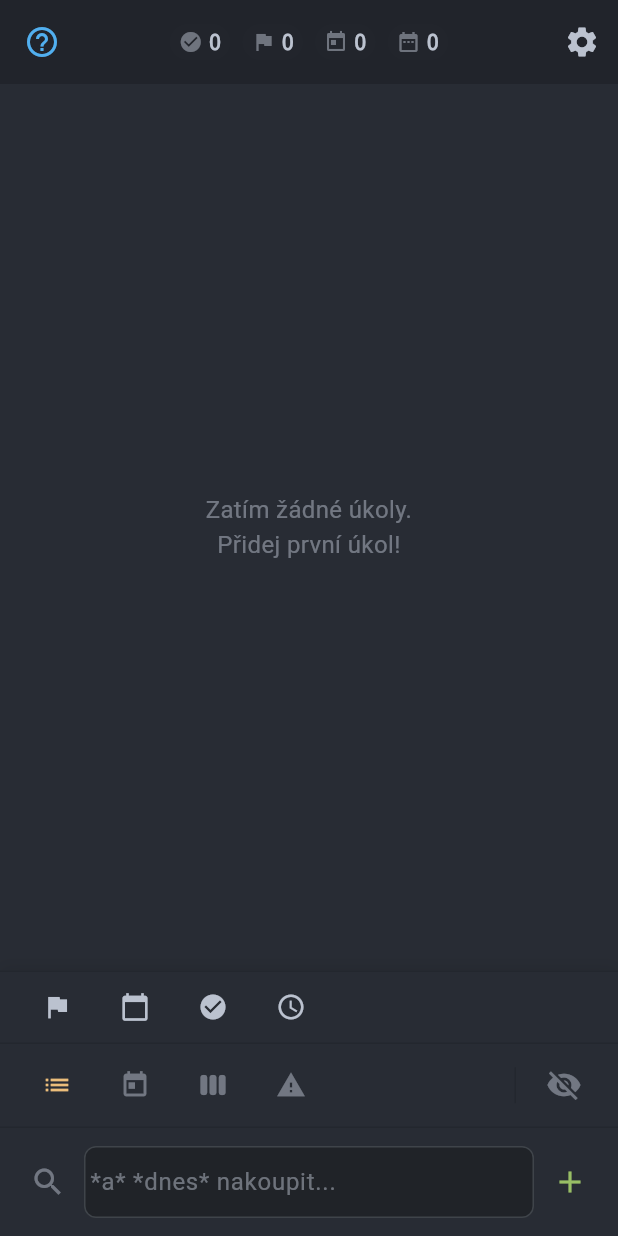
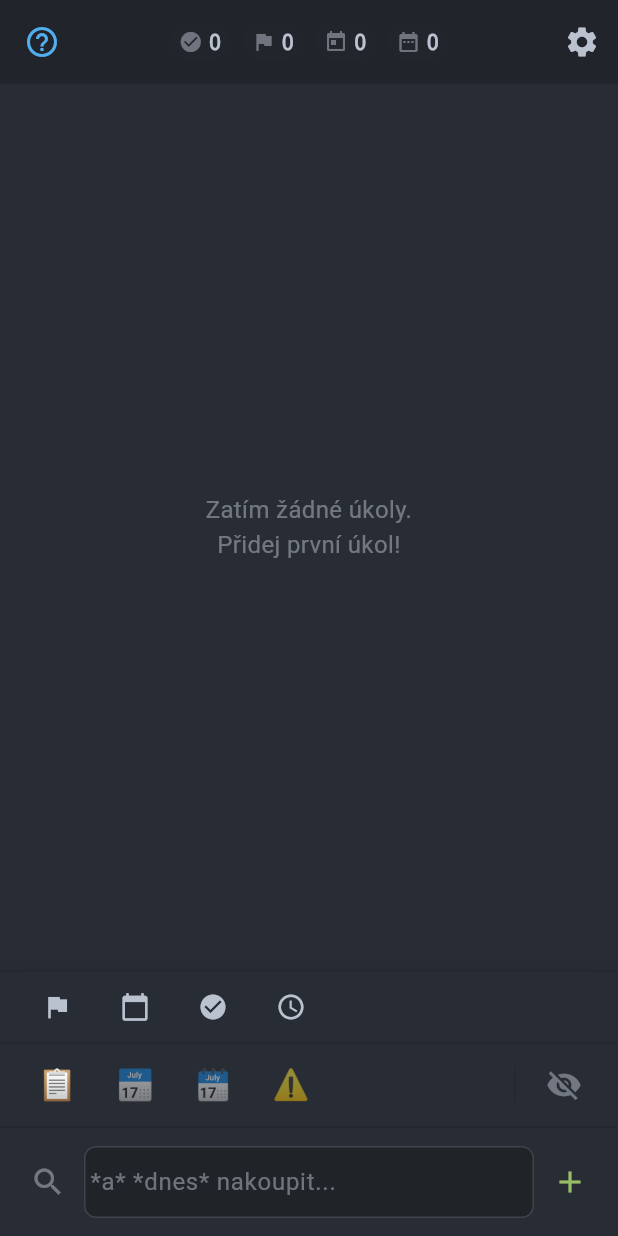
Before and after one commit to mastnacek/laidak, a Flutter app: the screen it shows after launch, on a phone screen of 412 x 824 dp. Run offline on Flutter 3.47's test engine with Material 3 defaults, Android fonts, the phone set to English and light mode, and no system bars; our stand-ins replace equatable, flutter_bloc, flutter_colorpicker, just_audio, logger, shared_preferences and 2 more; accounts and stored records are empty.

Commit message:
✨ feat: Emoji i pro built-in views (All, Today, Week, Upcoming, Overdue)
### Změny:
1. **ViewMode enum** - Přidán `emoji` getter (📋📅🗓️⏰⚠️)
2. **ViewBar** - Všechny views (built-in i custom) používají emoji místo Icon
3. **_ViewItem** - Unified `emoji` getter pro built-in i custom views
4. **InfoDialog** - Built-in views zobrazují emoji v titulku

### Výsledek:
- ✅ Konzistentní UI - všechny views používají emoji
- ✅ Žádné Material Icons pro view mode selector
- ✅ Deprecated `icon` getter zachován pro backward compatibility

🤖 Generated with [Claude Code](https://claude.com/claude-code)

Co-Authored-By: Claude <noreply@anthropic.com>

```diff
--- a/lib/features/todo_list/domain/enums/view_mode.dart
+++ b/lib/features/todo_list/domain/enums/view_mode.dart
@@ -52,7 +52,20 @@ enum ViewMode {
     };
   }
 
-  /// Ikona pro view mode (kompaktní UI)
+  /// Emoji pro view mode (kompaktní UI)
+  String get emoji {
+    return switch (this) {
+      ViewMode.all => '📋',
+      ViewMode.today => '📅',
+      ViewMode.week => '🗓️',
+      ViewMode.upcoming => '⏰',
+      ViewMode.overdue => '⚠️',
+      ViewMode.custom => '🏷️', // Dynamické emoji se nastaví jinde
+    };
+  }
+
+  /// Ikona pro view mode (DEPRECATED - použij emoji místo)
+  @Deprecated('Použij emoji getter místo icon')
   IconData get icon {
     return switch (this) {
       ViewMode.all => Icons.list,
@@ -60,7 +73,7 @@ enum ViewMode {
       ViewMode.week => Icons.view_week,
       ViewMode.upcoming => Icons.schedule,
       ViewMode.overdue => Icons.warning,
-      ViewMode.custom => Icons.filter_alt, // Dynamická ikona se nastaví jinde
+      ViewMode.custom => Icons.filter_alt,
     };
   }
 }
--- a/lib/features/todo_list/presentation/widgets/view_bar.dart
+++ b/lib/features/todo_list/presentation/widgets/view_bar.dart
@@ -120,16 +120,8 @@ class ViewBar extends StatelessWidget {
                                       minHeight: 44,
                                     ),
                                     alignment: Alignment.center,
-                                    child: viewItem.isBuiltIn
-                                        ? Icon(
-                                            viewItem.icon,
-                                            size: 20,
-                                            color: isSelected
-                                                ? theme.appColors.yellow
-                                                : theme.appColors.base5,
-                                          )
-                                        : Text(
-                                            viewItem.emoji!,
+                                    child: Text(
+                                      viewItem.emoji,
                                       style: TextStyle(
                                         fontSize: 20,
                                         // Emoji s opacity pokud není vybraný
@@ -219,20 +211,20 @@ class ViewBar extends StatelessWidget {
   /// Zobrazit InfoDialog s popisem view
   void _showInfoDialog(BuildContext context, _ViewItem viewItem, ThemeData theme) {
     if (viewItem.isBuiltIn) {
-      // Built-in view info
+      // Built-in view info (s emoji)
       showDialog(
         context: context,
         builder: (context) => InfoDialog(
-          title: viewItem.label,
-          icon: viewItem.icon,
+          title: '${viewItem.emoji} ${viewItem.label}',
+          icon: Icons.view_agenda, // Fallback ikona pro dialog
           iconColor: theme.appColors.yellow,
           description: _getViewModeDescription(viewItem.builtInMode!),
           examples: _getViewModeExamples(viewItem.builtInMode!),
-          tip: 'Klikni na ikonku pro aktivaci tohoto pohledu. Klikni znovu pro vrácení na "Všechny".',
+          tip: 'Klikni na emoji pro aktivaci tohoto pohledu. Klikni znovu pro vrácení na "Všechny".',
         ),
       );
     } else {
-      // Custom view info (s emoji místo ikony)
+      // Custom view info (s emoji)
       showDialog(
         context: context,
         builder: (context) => InfoDialog(
@@ -349,20 +341,13 @@ class _ViewItem {
 
   bool get isBuiltIn => builtInMode != null;
 
-  // Icon pro built-in views
-  IconData get icon {
+  // Emoji pro všechny views (built-in i custom)
+  String get emoji {
     if (isBuiltIn) {
-      return builtInMode!.icon;
-    }
-    throw StateError('icon getter je pouze pro built-in views');
-  }
-
-  // Emoji pro custom views
-  String? get emoji {
-    if (!isBuiltIn) {
+      return builtInMode!.emoji;
+    } else {
       return customView!.emoji;
     }
-    return null;
   }
 
   String get label {
```
Lines whose indentation alone changed are shown as unchanged.
